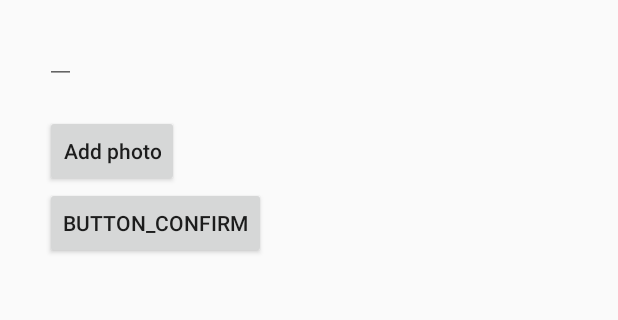
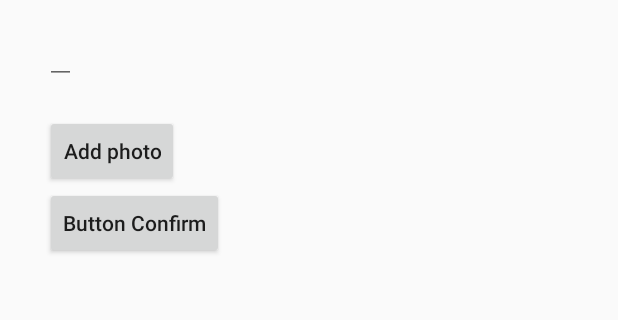
Before and after one commit to Szymonciu/ReceiptApp, an Android app: the AddReceiptActivity screen opened directly, with no data from a screen before it, on a phone screen of 412 x 824 dp, the part 419-739 px from its top. Run offline under Robolectric (Android 15) with nearby library versions, the phone set to English and light mode, and no system bars.

Commit message:
Adding Receipt

```diff
--- a/app/src/main/java/com/example/pc/receiptapp/database/RealmReceipt.java
+++ b/app/src/main/java/com/example/pc/receiptapp/database/RealmReceipt.java
@@ -6,7 +6,7 @@ import io.realm.annotations.PrimaryKey;
 public class RealmReceipt extends RealmObject {
 
     @PrimaryKey
-    private String id;
+    private Long id;
     private String title;
     private String place;
     private String date;
@@ -16,7 +16,7 @@ public class RealmReceipt extends RealmObject {
 
     }
 
-    public RealmReceipt(String id, String title, String place, String date, String imagePath) {
+    public RealmReceipt(Long id, String title, String place, String date, String imagePath) {
         this.id = id;
         this.title = title;
         this.place = place;
@@ -24,7 +24,7 @@ public class RealmReceipt extends RealmObject {
         this.imagePath = imagePath;
     }
 
-    public String getId() {
+    public Long getId() {
         return id;
     }
 
--- a/app/src/main/java/com/example/pc/receiptapp/features/addreceipt/AddReceiptActivity.java
+++ b/app/src/main/java/com/example/pc/receiptapp/features/addreceipt/AddReceiptActivity.java
@@ -5,7 +5,6 @@ import android.net.Uri;
 import android.os.Bundle;
 import android.os.Environment;
 import android.provider.MediaStore;
-import android.support.design.widget.TextInputLayout;
 import android.support.v4.content.FileProvider;
 import android.support.v7.app.AppCompatActivity;
 import android.view.View;
@@ -14,6 +13,8 @@ import android.widget.EditText;
 import android.widget.ImageView;
 
 import com.example.pc.receiptapp.R;
+import com.example.pc.receiptapp.database.LocalDataSource;
+import com.example.pc.receiptapp.database.RealmReceipt;
 
 import java.io.File;
 import java.io.IOException;
@@ -22,11 +23,10 @@ import java.util.Date;
 
 public class AddReceiptActivity extends AppCompatActivity {
 
-    private EditText receiptText;
+    private EditText receiptTitleEditText;
+    private EditText receiptPurchaseLocationEditText;
+    private EditText receiptDateEditText;
 
-    private TextInputLayout textInputName;
-    private TextInputLayout textInputDate;
-    private TextInputLayout textInputplace;
 
     private Button addReceipt;
     private Button addPhoto;
@@ -46,16 +46,21 @@ public class AddReceiptActivity extends AppCompatActivity {
     }
 
     private void initViews() {
-        receiptText = findViewById(R.id.receipt_title);
+        receiptPurchaseLocationEditText = findViewById(R.id.receipt_purchase_location);
+        receiptDateEditText = findViewById(R.id.receipt_date);
+        receiptTitleEditText = findViewById(R.id.receipt_title);
         receiptPhoto = findViewById(R.id.receipt_photo);
         addReceipt = findViewById(R.id.confirm);
         addReceipt.setOnClickListener(new View.OnClickListener() {
 
             @Override
             public void onClick(View v) {
-                String receiptTitle = receiptText.getText().toString();
-//                RealmReceipt realmReceipt = new RealmReceipt("1", "TV", "Saturn", "12.12.12", "");
-//                LocalDataSource.save(realmReceipt);
+                String receiptTitle = receiptTitleEditText.getText().toString();
+                String receiptPurchaseLocation = receiptPurchaseLocationEditText.getText().toString();
+                String receiptDate = receiptDateEditText.getText().toString();
+
+                RealmReceipt realmReceipt = new RealmReceipt(System.currentTimeMillis(), receiptTitle, receiptPurchaseLocation, receiptDate, photoURI.toString());
+                LocalDataSource.save(realmReceipt);
 
             }
         });
--- a/app/src/main/res/layout/activity_add_receipt.xml
+++ b/app/src/main/res/layout/activity_add_receipt.xml
@@ -39,7 +39,8 @@
             app:errorEnabled="true">
 
 
-            <android.support.design.widget.TextInputEditText
+            <EditText
+                android:id="@+id/receipt_purchase_location"
                 android:layout_width="wrap_content"
                 android:layout_height="match_parent"
                 android:hint="@string/pleace_of_buying_receipt" />
@@ -55,7 +56,8 @@
             app:errorEnabled="true">
 
 
-            <android.support.design.widget.TextInputEditText
+            <EditText
+                android:id="@+id/receipt_date"
                 android:layout_width="wrap_content"
                 android:layout_height="match_parent"
                 android:hint="@string/date_of_buying" />
@@ -76,6 +78,7 @@
             android:id="@+id/confirm"
             android:layout_width="wrap_content"
             android:layout_height="wrap_content"
+            android:textAllCaps="false"
             android:text="@string/Confrm" />
 
         <ImageView
--- a/app/src/main/res/values/strings.xml
+++ b/app/src/main/res/values/strings.xml
@@ -8,7 +8,7 @@
     <string name="text_input_name">text_input_name</string>
     <string name="text_input_pleace">text_input_pleace</string>
     <string name="text_input_date">text_input_date</string>
-    <string name="Confrm">button_confirm</string>
+    <string name="Confrm">Button Confirm</string>
     <string name="date_of_buying">Date of buying</string>
     <string name="pleace_of_buying_receipt">Pleace of buying receipt</string>
     <string name="what_you_buy_on_that_receipt">What you buy on that receipt</string>
```
